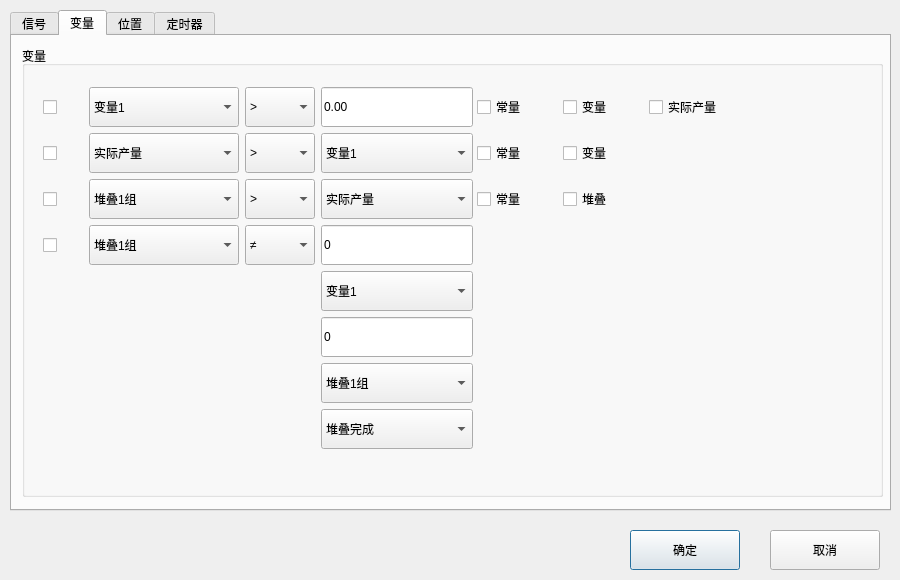
Before: the Qt Designer form dialogs/ifprogramdialog.ui in Jade-yun/MachineTool, drawn with Qt 5.
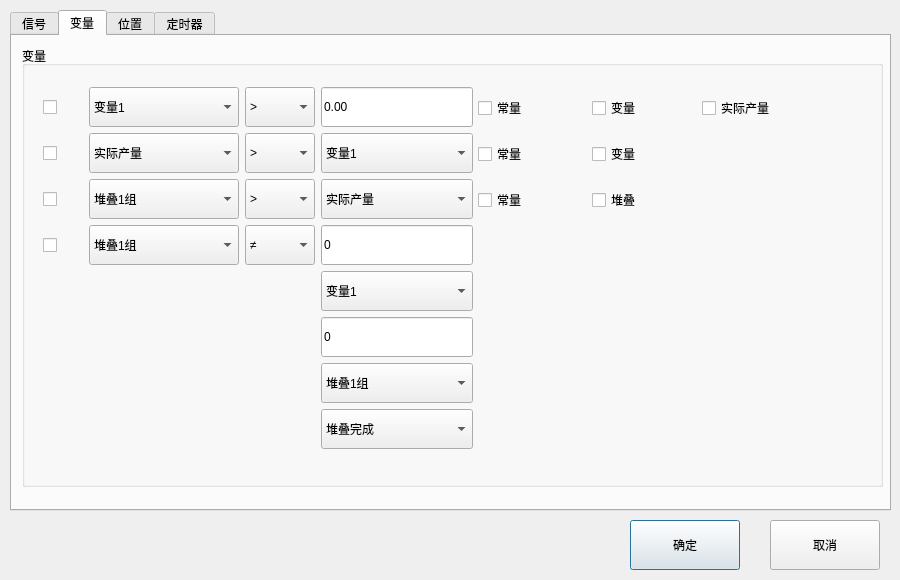
After: the same form once the commit is applied. The open tabs and pages were chosen to show the change. Custom widgets are drawn as their Qt base class.

The edit to the form file:
```diff
--- a/dialogs/ifprogramdialog.ui
+++ b/dialogs/ifprogramdialog.ui
@@ -13,13 +13,16 @@
   <property name="windowTitle">
    <string>Dialog</string>
   </property>
+  <property name="styleSheet">
+   <string notr="true"/>
+  </property>
   <widget class="QPushButton" name="btnOK">
    <property name="geometry">
     <rect>
      <x>630</x>
-     <y>530</y>
+     <y>520</y>
      <width>110</width>
-     <height>40</height>
+     <height>50</height>
     </rect>
    </property>
    <property name="text">
@@ -30,9 +33,9 @@
    <property name="geometry">
     <rect>
      <x>770</x>
-     <y>530</y>
+     <y>520</y>
      <width>110</width>
-     <height>40</height>
+     <height>50</height>
     </rect>
    </property>
    <property name="text">
@@ -1234,7 +1237,7 @@
        <x>10</x>
        <y>10</y>
        <width>861</width>
-       <height>451</height>
+       <height>441</height>
       </rect>
      </property>
      <property name="title">
@@ -1305,9 +1308,9 @@
      <widget class="QCheckBox" name="chboxVariableVar">
       <property name="geometry">
        <rect>
-        <x>541</x>
-        <y>41</y>
-        <width>80</width>
+        <x>570</x>
+        <y>42</y>
+        <width>100</width>
         <height>40</height>
        </rect>
       </property>
@@ -1324,9 +1327,9 @@
      <widget class="QCheckBox" name="chboxRealProd">
       <property name="geometry">
        <rect>
-        <x>627</x>
-        <y>41</y>
-        <width>171</width>
+        <x>680</x>
+        <y>42</y>
+        <width>151</width>
         <height>40</height>
        </rect>
       </property>
@@ -1343,9 +1346,9 @@
      <widget class="QCheckBox" name="chboxConstantStack">
       <property name="geometry">
        <rect>
-        <x>455</x>
-        <y>133</y>
-        <width>80</width>
+        <x>456</x>
+        <y>134</y>
+        <width>100</width>
         <height>40</height>
        </rect>
       </property>
@@ -1408,9 +1411,9 @@
      <widget class="QCheckBox" name="chboxConstantRealProd">
       <property name="geometry">
        <rect>
-        <x>455</x>
-        <y>87</y>
-        <width>80</width>
+        <x>456</x>
+        <y>88</y>
+        <width>100</width>
         <height>40</height>
        </rect>
       </property>
@@ -1489,9 +1492,9 @@
      <widget class="QCheckBox" name="chboxConstantVar">
       <property name="geometry">
        <rect>
-        <x>455</x>
-        <y>41</y>
-        <width>80</width>
+        <x>456</x>
+        <y>42</y>
+        <width>100</width>
         <height>40</height>
        </rect>
       </property>
@@ -1650,9 +1653,9 @@
      <widget class="QCheckBox" name="chboxStack">
       <property name="geometry">
        <rect>
-        <x>541</x>
-        <y>133</y>
-        <width>80</width>
+        <x>570</x>
+        <y>134</y>
+        <width>100</width>
         <height>40</height>
        </rect>
       </property>
@@ -1753,9 +1756,9 @@
      <widget class="QCheckBox" name="chboxVariableRealProd">
       <property name="geometry">
        <rect>
-        <x>541</x>
-        <y>87</y>
-        <width>80</width>
+        <x>570</x>
+        <y>88</y>
+        <width>100</width>
         <height>40</height>
        </rect>
       </property>
```
Left out of the diff: 40 changed lines with no effect on the pictures.
